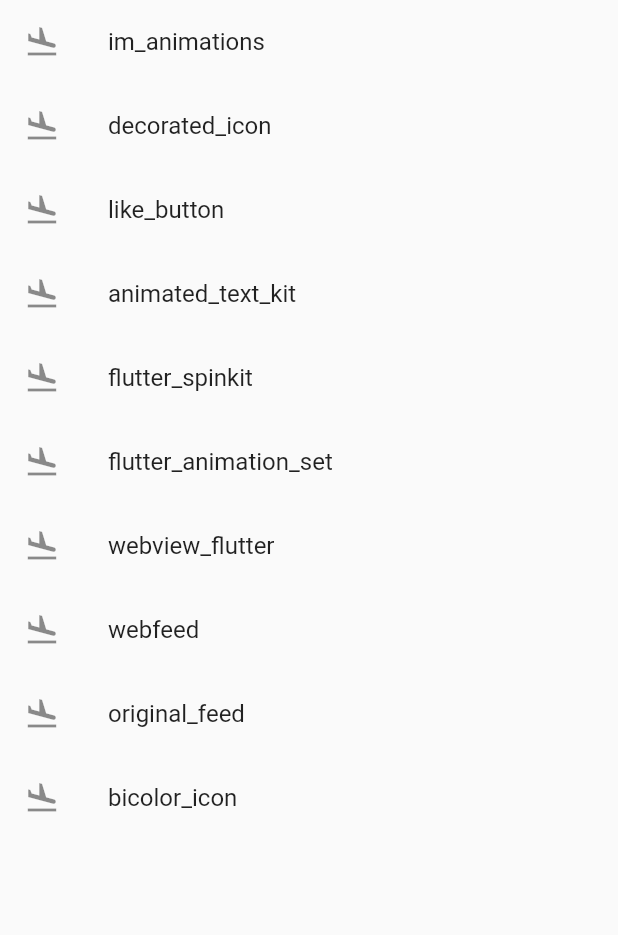
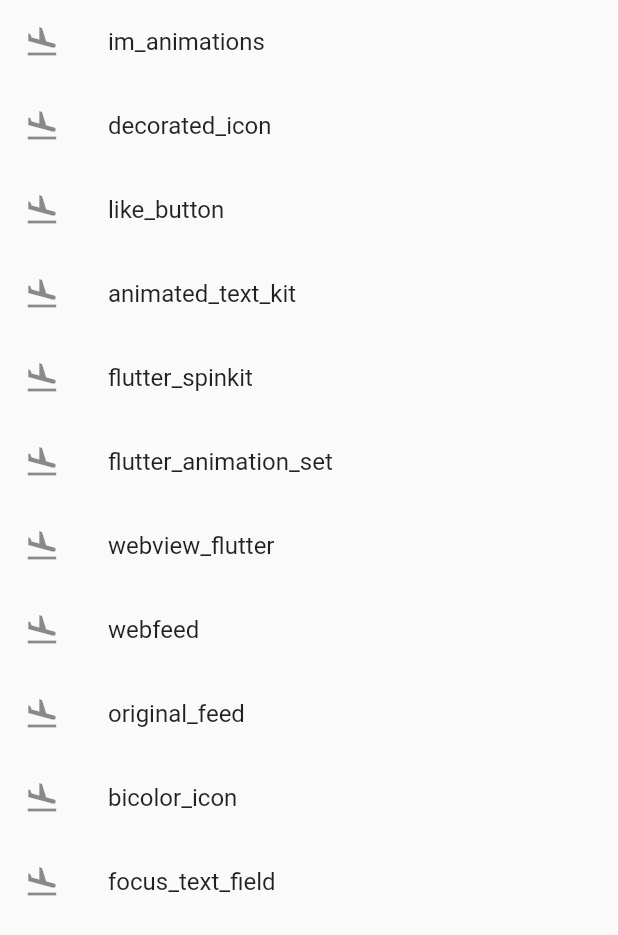
Before and after one commit to linnefromice/flutter_sandbox, a Flutter app: the screen it shows after launch, on a phone screen of 412 x 824 dp. Shown: the top 935 px of the screen. Run offline on Flutter 3.47's test engine with Material 2 defaults, Android fonts, the phone set to English and light mode, and no system bars; our stand-ins replace animated_text_kit, flutter_spinkit, like_button, webview_flutter; missing offline and left inert: bicolor_icon, decorated_icon, flutter_animation_set, im_animations, webfeed, xml2json.

Commit message:
add template for focus_text_field_page

```diff
--- a/lib/main.dart
+++ b/lib/main.dart
@@ -4,6 +4,7 @@ import 'package:linnefromice/views/screens/bicolor_icon_screen.dart';
 import 'package:linnefromice/views/screens/decorated_icon_screen.dart';
 import 'package:linnefromice/views/screens/flutter_animation_set_screen.dart';
 import 'package:linnefromice/views/screens/flutter_spinkit_screen.dart';
+import 'package:linnefromice/views/screens/focus_text_field_page.dart';
 import 'package:linnefromice/views/screens/home_screen.dart';
 import 'package:linnefromice/views/screens/im_animations_screen.dart';
 import 'package:linnefromice/views/screens/like_button_screen.dart';
@@ -37,6 +38,7 @@ class App extends StatelessWidget {
         '/web_feed': (context) => WebFeedScreen(),
         '/original_feed': (context) => OriginalFeedScreen(),
         '/bicolor_icon': (context) => BicolorIconScreen(),
+        '/focus_text_field': (context) => FocusTextFieldPage(),
       },
     );
   }
--- a/lib/views/screens/home_screen.dart
+++ b/lib/views/screens/home_screen.dart
@@ -42,6 +42,10 @@ class HomeScreen extends StatelessWidget {
       "label": "bicolor_icon",
       "pathName": "/bicolor_icon"
     },
+    {
+      "label": "focus_text_field",
+      "pathName": "/focus_text_field"
+    },
   ];
 
   Widget _buildNavigationWidget(
```
Also changed, not shown: lib/views/screens/focus_text_field_page.dart (added, +18 -0 lines).
